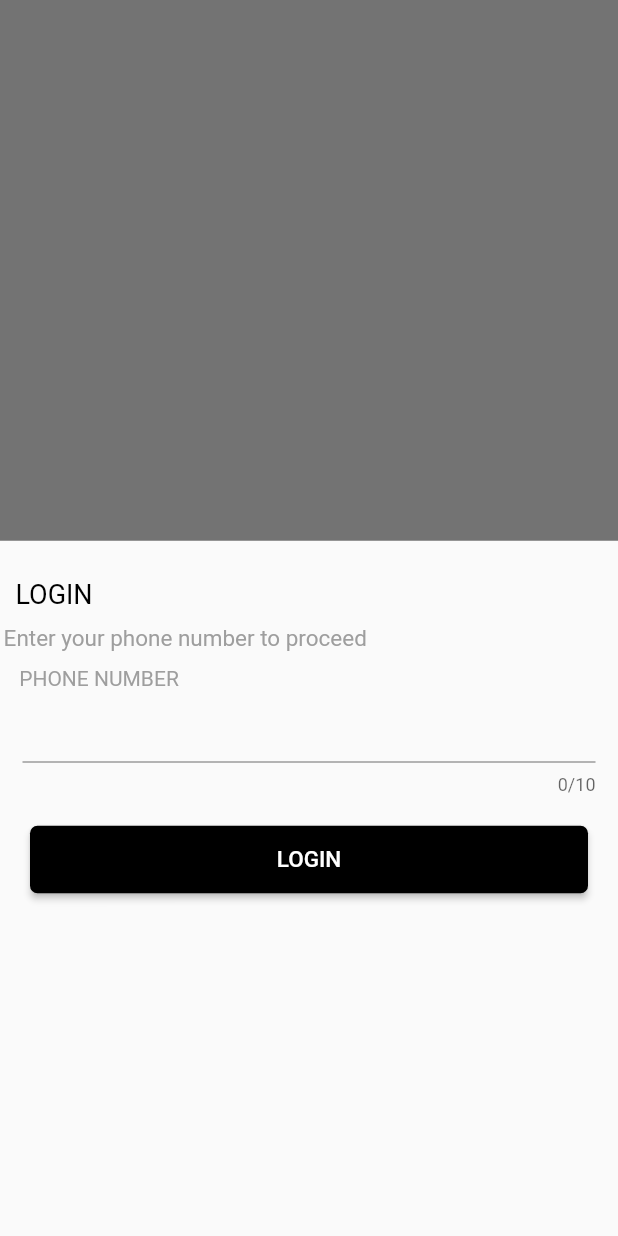
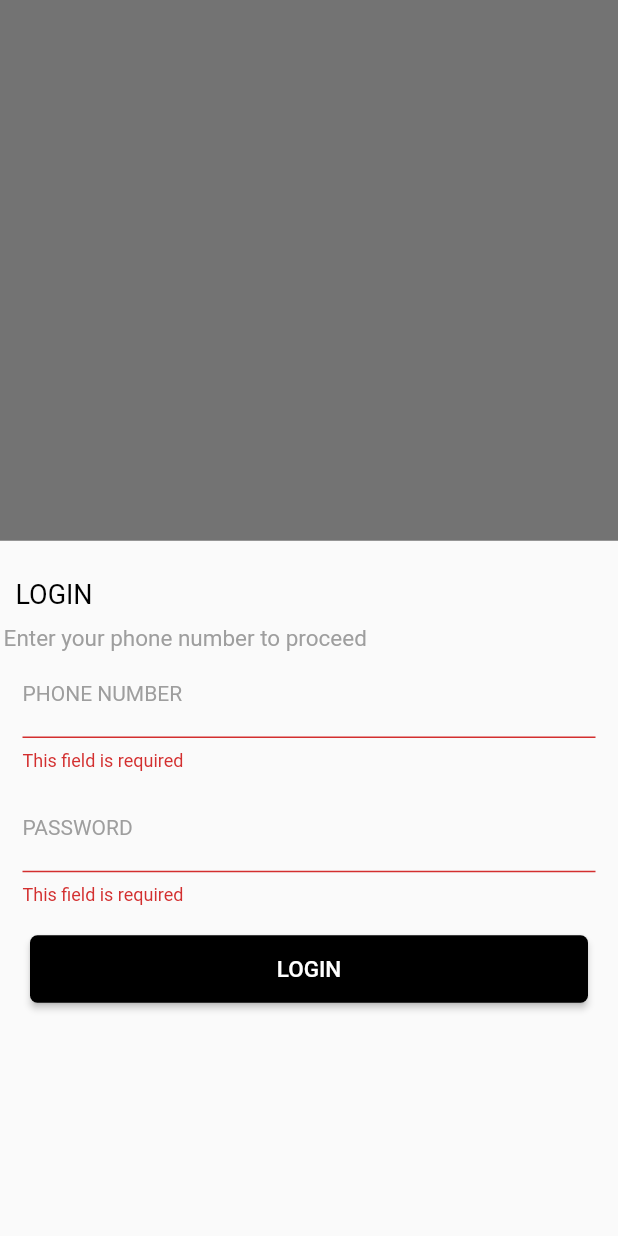
Before and after one commit to ajaydiwakarnl/flutter_food_delivery, a Flutter app: what showLoginPopup() shows on an empty page, opened directly, after a tap on "LOGIN", on a phone screen of 412 x 824 dp. Run offline on Flutter 3.47's test engine with Material 2 defaults, Android fonts, the phone set to English and light mode, and no system bars; missing offline and left inert: flutter_udid.

Commit message:
Add valiadtion

```diff
--- a/lib/Login/loginPage.dart
+++ b/lib/Login/loginPage.dart
@@ -4,7 +4,7 @@ import 'package:flutter/material.dart';
 import 'package:flutter/services.dart';
 import 'package:food_delivery/String/Strings.dart';
 import 'loginModel.dart';
-import 'package:form_validator/form_validator.dart';
+import 'package:flutter_udid/flutter_udid.dart';
 
 
 
@@ -56,13 +56,50 @@ class loginPage extends StatelessWidget {
 }
 
 void showLoginPopup(BuildContext context) {
-  LoginRequest loginRequest = new LoginRequest();
-  var formKey = GlobalKey<FormState>();
   showModalBottomSheet(
     context: context,
     builder: (ctx) {
       return Container(
-          height: MediaQuery.of(context).size.height  * 1100.0,
+        child: showLoginForm(),
+        height: MediaQuery.of(context).size.height  * 1100.0,
+      );
+    }
+  );
+}
+
+class showLoginForm extends StatefulWidget {
+  @override
+  _showLoginFormState createState() => _showLoginFormState();
+}
+
+class _showLoginFormState extends State<showLoginForm> {
+ final _formKey = GlobalKey<FormState>();
+ String _mobileNumber = "";
+ String _password = "";
+ String _udid = 'Unknown';
+ @override
+ void initState() {
+   super.initState();
+   initPlatformState();
+ }
+
+ Future<void> initPlatformState() async {
+   String udid;
+   try {
+     udid = await FlutterUdid.udid;
+   } on PlatformException {
+     udid = 'Failed to get UDID.';
+   }
+   if (!mounted) return;
+   setState(() {
+     _udid = udid;
+   });
+ }
+
+ @override
+  Widget build(BuildContext buildContext) {
+     return Form(
+       key: _formKey,
           child: SingleChildScrollView(child: Column(
               children: <Widget>[
                   Container(
@@ -78,21 +115,54 @@ void showLoginPopup(BuildContext context) {
                     ),
                   ),
                   Container(
-                    margin: const EdgeInsets.only(top:10.0,right: 280.0),
-                    child: Text(Strings.phone_number,
-                        style: TextStyle(fontSize: 14,color: Colors.grey)
+                    margin:const EdgeInsets.only(left:15.0,right: 15.0),
+                    child: new TextFormField(
+                      cursorColor: Colors.green,
+                      onSaved: (String val) => setState( () => _mobileNumber = val),
+                      decoration:  InputDecoration(
+                        labelText: Strings.phone_number,
+                        labelStyle: TextStyle(
+                          color: Colors.grey,
+                          fontSize: 14,
+                        )
+                      ),
+                      validator:(value){
+                        if(value.isEmpty){
+                          return "This field is required";
+                        }
+                        if(value.length < 5){
+                          return "Invalid phone number";
+                        }
+                        if(value.length > 10){
+                          return "Invalid phone number";
+                        }
+                      },
+                      keyboardType: TextInputType.number,
+                      inputFormatters: [
+                        FilteringTextInputFormatter.digitsOnly
+                      ],
                     ),
                   ),
                   Container(
-                    margin:const EdgeInsets.only(left:15.0,right: 15.0),
+                    margin:const EdgeInsets.only(left:15.0,right: 15.0,top:10.0 ),
                     child: new TextFormField(
                       cursorColor: Colors.green,
-                      keyboardType: TextInputType.number,
-                      maxLength: 10,
-                      validator: ValidationBuilder().phone("This field  is required").minLength(10).maxLength(10).build(),
-                      inputFormatters: [
-                        FilteringTextInputFormatter.digitsOnly
-                      ],
+                      onSaved: (String val) => setState( () => _password = val),
+                      decoration:  InputDecoration(
+                        labelText: Strings.login_password,
+                        labelStyle: TextStyle(
+                            color: Colors.grey,
+                            fontSize: 14,
+                          )
+                      ),
+                      validator:(value){
+                        if(value.isEmpty){
+                          return "This field is required";
+                        }
+                        if(value.length < 6){
+                          return "Invalid password";
+                        }
+                      },
                     ),
                   ),
                   Container(
@@ -106,21 +176,28 @@ void showLoginPopup(BuildContext context) {
                       color: Colors.black,
                       textColor: Colors.white,
                       onPressed: () {
-                        doLogin(formKey);
+                        _formKey.currentState.save();
+                        _formKey.currentState.validate() ?
+                          SnackBar(content: Text("This field id required")) :
+                          SnackBar(content: Text("This field id required"));
+                          callLoginApi(_mobileNumber,_password);
                       },
                     ),
-                  )
+                  ),
+                  Text(_udid)
                 ] ,
-            ),
+
+          ),
           ),
       );
-    }
-  );
+  }
 }
-doLogin(formKey){
-  final isValid = formKey.currentState.validate();
-  if (!isValid) {
-    return;
-  }
-  formKey.currentState.save();
+
+callLoginApi(mobileNumber,password){
+  LoginRequest loginRequest = new LoginRequest();
+  loginRequest.mobileNumber = mobileNumber;
+  loginRequest.countryCode = "+91";
+  loginRequest.password = password;
+  //loginRequest.udId =
+
 }
--- a/lib/String/Strings.dart
+++ b/lib/String/Strings.dart
@@ -4,4 +4,5 @@ class Strings {
   static const String Login_title = "LOGIN";
   static const String enter_your_phone_number = "Enter your phone number to proceed";
   static const String phone_number = "PHONE NUMBER";
+  static const String login_password = "PASSWORD";
 }
--- a/pubspec.yaml
+++ b/pubspec.yaml
@@ -25,6 +25,7 @@ dependencies:
     sdk: flutter
   http: ^0.12.0+2
   form_validator: ">=0.1.1 <2.0.0"
+  device_info: ^0.4.0+4
 
 
 
@@ -33,6 +34,7 @@ dependencies:
   # Use with the CupertinoIcons class for iOS style icons.
   cupertino_icons: ^1.0.2
   splashscreen: ^1.3.5
+  flutter_udid: ^2.0.0
 
 dev_dependencies:
   flutter_test:
```
Also changed, not shown: pubspec.lock.
